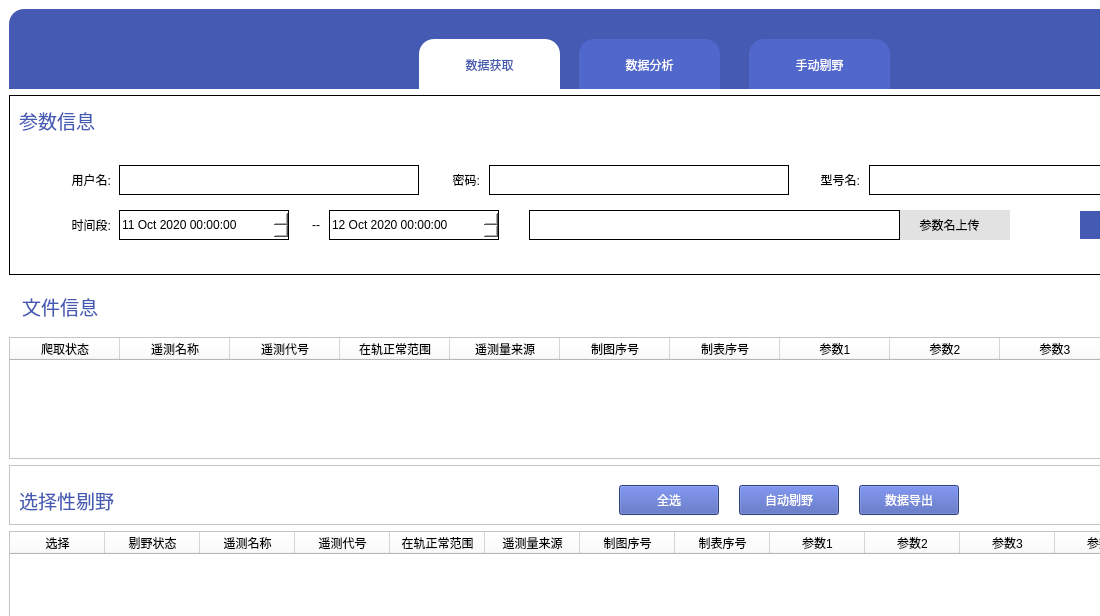
Above: interface.ui from Shen-LW/analysis_xp before the change; both pictures show x 0 to 1100 and y 0 to 616 of the 1319 by 828 pixel window. Below: the same form after it.
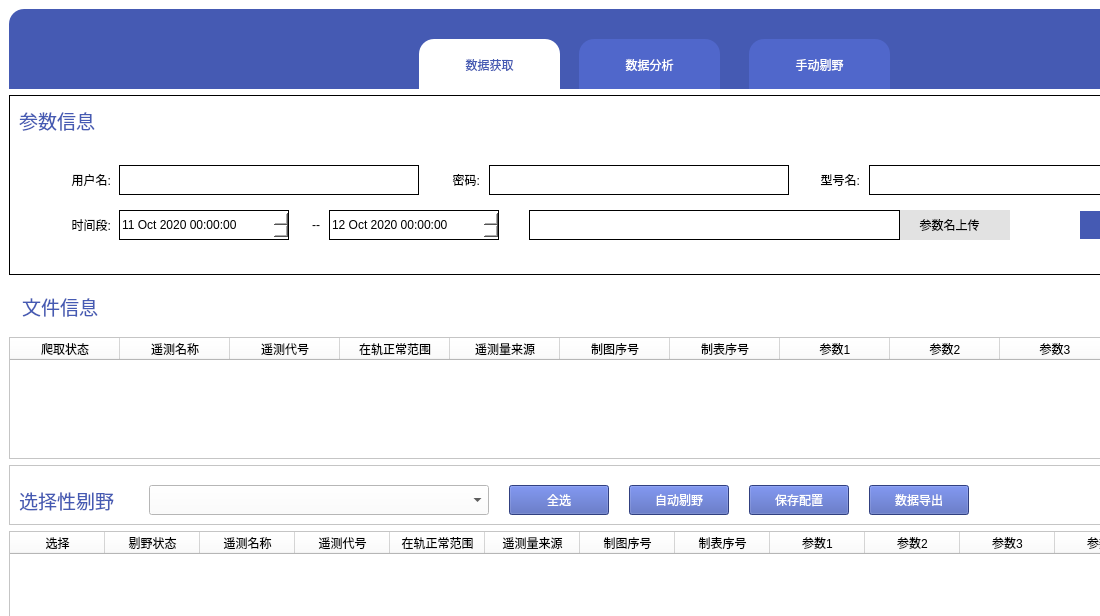
That is the form after the change.

Patch:
```diff
--- a/interface.ui
+++ b/interface.ui
@@ -102,10 +102,10 @@
       <widget class="QLabel" name="label_3">
        <property name="geometry">
         <rect>
-         <x>30</x>
-         <y>20</y>
-         <width>350</width>
-         <height>40</height>
+         <x>20</x>
+         <y>10</y>
+         <width>353</width>
+         <height>60</height>
         </rect>
        </property>
        <property name="styleSheet">
@@ -529,7 +529,7 @@
       <widget class="QPushButton" name="report_docx_btn">
        <property name="geometry">
         <rect>
-         <x>850</x>
+         <x>860</x>
          <y>20</y>
          <width>100</width>
          <height>30</height>
@@ -546,7 +546,7 @@
       <widget class="QPushButton" name="auto_choice_btn">
        <property name="geometry">
         <rect>
-         <x>730</x>
+         <x>620</x>
          <y>20</y>
          <width>100</width>
          <height>30</height>
@@ -563,7 +563,7 @@
       <widget class="QPushButton" name="select_all_btn">
        <property name="geometry">
         <rect>
-         <x>610</x>
+         <x>500</x>
          <y>20</y>
          <width>100</width>
          <height>30</height>
@@ -604,6 +604,36 @@
         <string>选择性剔野</string>
        </property>
       </widget>
+      <widget class="QPushButton" name="save_auto_choice_config_btn">
+       <property name="geometry">
+        <rect>
+         <x>740</x>
+         <y>20</y>
+         <width>100</width>
+         <height>30</height>
+        </rect>
+       </property>
+       <property name="styleSheet">
+        <string notr="true">background-color:#455ab3;color:#fff;
+font: 10pt &quot;Microsoft YaHei UI&quot;;</string>
+       </property>
+       <property name="text">
+        <string>保存配置</string>
+       </property>
+      </widget>
+      <widget class="QComboBox" name="auto_choices_cbbox">
+       <property name="geometry">
+        <rect>
+         <x>140</x>
+         <y>20</y>
+         <width>340</width>
+         <height>30</height>
+        </rect>
+       </property>
+       <property name="styleSheet">
+        <string notr="true">font: 12pt &quot;Microsoft YaHei UI&quot;;</string>
+       </property>
+      </widget>
      </widget>
     </item>
     <item>
```
Left out of the diff: 3 changed lines with no effect on the pictures.
